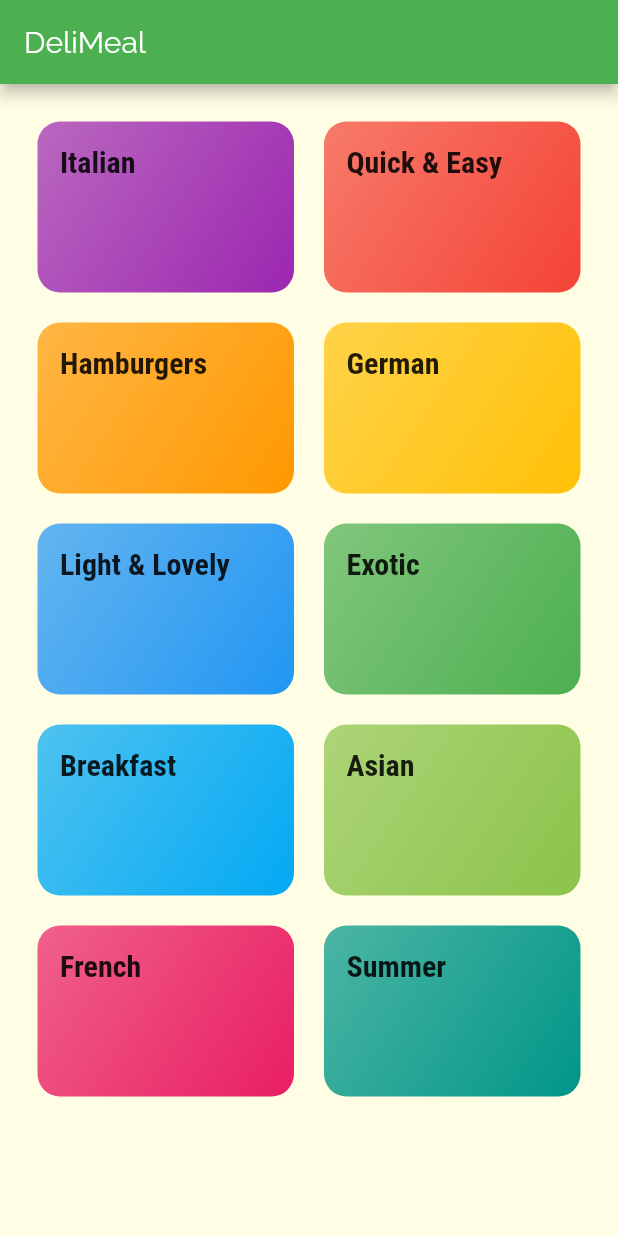
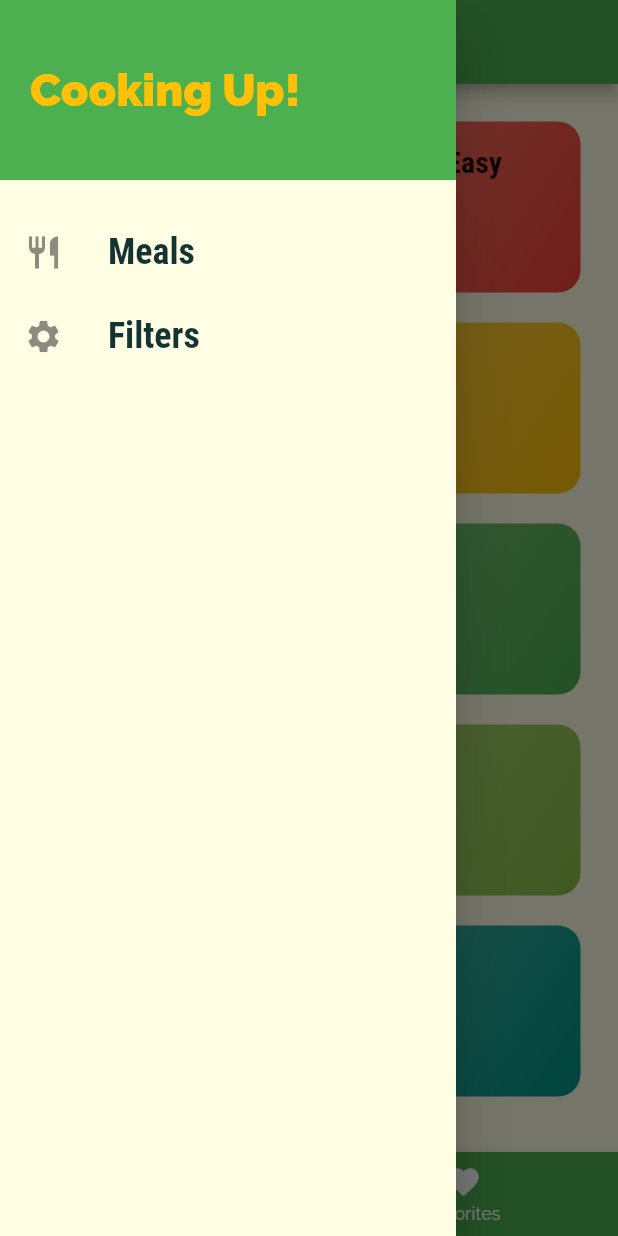
Before and after one commit to AlejandroMoreira/alejandro_flutter_app_3, a Flutter app: the screen it shows after launch, with the side drawer open (before the commit the screen has no drawer), on a phone screen of 412 x 824 dp. Run offline on Flutter 3.47's test engine with Material 2 defaults, Android fonts, the phone set to English and light mode, and no system bars.

Commit message:
Filtros añadidos
Filtros añadidos en la vista filters

```diff
--- a/lib/main.dart
+++ b/lib/main.dart
@@ -3,6 +3,8 @@ import 'package:flutter/material.dart';
 import './views/category_meals_view.dart';
 import 'views/category_view.dart';
 import 'views/meal_detail_view.dart';
+import 'views/tabs_view.dart';
+import 'views/filters_view.dart';
 
 void main() => runApp(MyApp());
 
@@ -35,15 +37,17 @@ class MyApp extends StatelessWidget {
                   fontWeight: FontWeight.bold,
                   decoration: TextDecoration.underline),
             ),
+        focusColor: Colors.yellow,
+        bottomAppBarColor: Colors.white,
       ),
       routes: {
-        "/": (_) => CategoryView(), //home
+        "/": (_) => TabsView(), //home
         "/categories-meals": (_) => CategoryMealsView(),
         "/categories-meals-details": (_) => MealDetailView(),
+        "/draw-filters-view": (_) => FiltersView(),
       },
       //Si trata de acceder a una ruta que no existe devuelve CategoryView
       onGenerateRoute: (settings) {
-        print(settings.arguments);
         return MaterialPageRoute(
           builder: (context) => CategoryView(),
         );
--- a/lib/views/category_view.dart
+++ b/lib/views/category_view.dart
@@ -6,11 +6,7 @@ import '../widgets/category_item_widget.dart';
 class CategoryView extends StatelessWidget {
   @override
   Widget build(BuildContext context) {
-    return Scaffold(
-      appBar: AppBar(
-        title: const Text("DeliMeal"),
-      ),
-      body: GridView(
+    return GridView(
         padding: const EdgeInsets.all(25),
         children: DUMMY_CATEGORIES
             .map(
@@ -23,7 +19,6 @@ class CategoryView extends StatelessWidget {
           crossAxisSpacing: 20,
           mainAxisSpacing: 20,
         ),
-      ),
     );
   }
 }
--- /dev/null
+++ b/lib/views/tabs_view.dart
@@ -0,0 +1,117 @@
+import 'package:flutter/material.dart';
+
+import 'favorites.dart';
+import 'category_view.dart';
+import '../widgets/drawer_widget.dart';
+
+class TabsView extends StatefulWidget {
+  @override
+  _TabsViewState createState() => _TabsViewState();
+}
+
+class _TabsViewState extends State<TabsView> {
+  final List<Map<String, Object>> _views = [
+    {
+      "page": CategoryView(),
+      "title": "Categories",
+    },
+    {
+      "page": Favorites(),
+      "title": "Favorites",
+    },
+  ];
+
+  int _selectedView = 0;
+  Color selectedItemColor = Colors.blue;
+
+  void _selectPage(int index) {
+    setState(() {
+      _selectedView = index;
+    });
+  }
+
+  void _colorSelectedItem(int index) {
+    setState(() {
+      switch (index) {
+        case 0:
+          selectedItemColor = Colors.yellow;
+          break;
+        case 1:
+          selectedItemColor = Colors.red;
+          break;
+        default:
+          selectedItemColor = Colors.white;
+          print("Appbar Color Issue");
+          break;
+      }
+    });
+  }
+
+  @override
+  Widget build(BuildContext context) {
+    //Cambiar color
+    _colorSelectedItem(_selectedView);
+
+    //Barra inferior
+    return Scaffold(
+      appBar: AppBar(
+        title: Row(
+          children: [
+            Text(
+              _views[_selectedView]["title"],
+              style: TextStyle(
+//            color: selectedItemColor,
+                fontSize: 22,
+                fontWeight: FontWeight.bold,
+              ),
+            ),
+            SizedBox(width: 10),
+            _selectedView == 0 ? Icon(Icons.category) : Icon(Icons.favorite),
+          ],
+        ),
+      ),
+      drawer: DrawerWidget(),
+      body: _views[_selectedView]["page"],
+      bottomNavigationBar: BottomNavigationBar(
+        onTap: _selectPage,
+        backgroundColor: Theme.of(context).primaryColor,
+        unselectedItemColor: Theme.of(context).bottomAppBarColor,
+        selectedItemColor: selectedItemColor,
+        currentIndex: _selectedView,
+        items: [
+          BottomNavigationBarItem(
+            icon: Icon(Icons.category),
+            title: Text("Categories"),
+          ),
+          BottomNavigationBarItem(
+            icon: Icon(Icons.favorite),
+            title: Text("Favorites"),
+          ),
+        ],
+      ),
+    );
+
+    // Barra superior
+//    return DefaultTabController(
+//      length: 2,
+//      initialIndex: 0,
+//      child: Scaffold(
+//        appBar: AppBar(
+//          title: Text("Meals"),
+//          bottom: TabBar(
+//            tabs: [ //mismo orden que el body
+//              Tab(icon: Icon(Icons.category),text: "Categories",),
+//              Tab(icon: Icon(Icons.favorite),text: "Favorites"),
+//            ],
+//          ),
+//        ),
+//        body: TabBarView(
+//          children: [
+//            CategoryView(),
+//            Favorites(),
+//          ],
+//        ),
+//      ),
+//    );
+  }
+}
--- /dev/null
+++ b/lib/widgets/drawer_widget.dart
@@ -0,0 +1,54 @@
+import 'package:flutter/material.dart';
+
+class DrawerWidget extends StatelessWidget {
+  @override
+  Widget build(BuildContext context) {
+    return Drawer(
+      child: Column(
+        children: [
+          Container(
+            height: 120,
+            width: double.infinity,
+            padding: EdgeInsets.all(20),
+            alignment: Alignment.centerLeft,
+            color: Theme.of(context).primaryColor,
+            child: Text(
+              "Cooking Up!",
+              style: TextStyle(
+                  fontWeight: FontWeight.w900,
+                  fontSize: 30,
+                  color: Theme.of(context).accentColor),
+            ),
+          ),
+          SizedBox(
+            height: 20,
+          ),
+          buildListTile("Meals", Icons.restaurant, () {
+            Navigator.of(context).pushReplacementNamed("/");
+          }),
+          buildListTile("Filters", Icons.settings, () {
+            Navigator.of(context).pushReplacementNamed("/draw-filters-view");
+          }),
+        ],
+      ),
+    );
+  }
+
+  ListTile buildListTile(String title, IconData icon, Function tapEvent) {
+    return ListTile(
+      leading: Icon(
+        icon,
+        size: 26,
+      ),
+      title: Text(
+        title,
+        style: TextStyle(
+          fontFamily: "RobotoCondensed",
+          fontSize: 24,
+          fontWeight: FontWeight.bold,
+        ),
+      ),
+      onTap: tapEvent,
+    );
+  }
+}
```
Also changed, not shown: lib/views/category_meals_view.dart (+35 -12 lines), lib/views/favorites.dart (added, +10 -0 lines), lib/views/filters_view.dart (added, +78 -0 lines), lib/views/meal_detail_view.dart (+7 -1 lines), lib/widgets/meal_item_widget.dart (+11 -5 lines).
